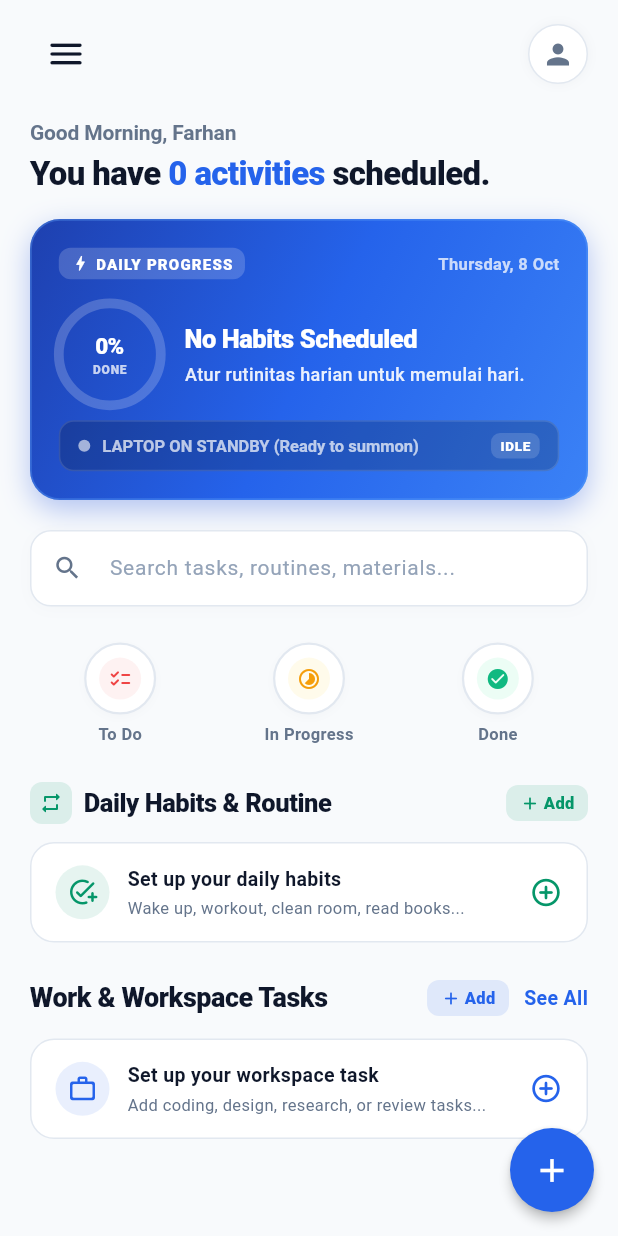
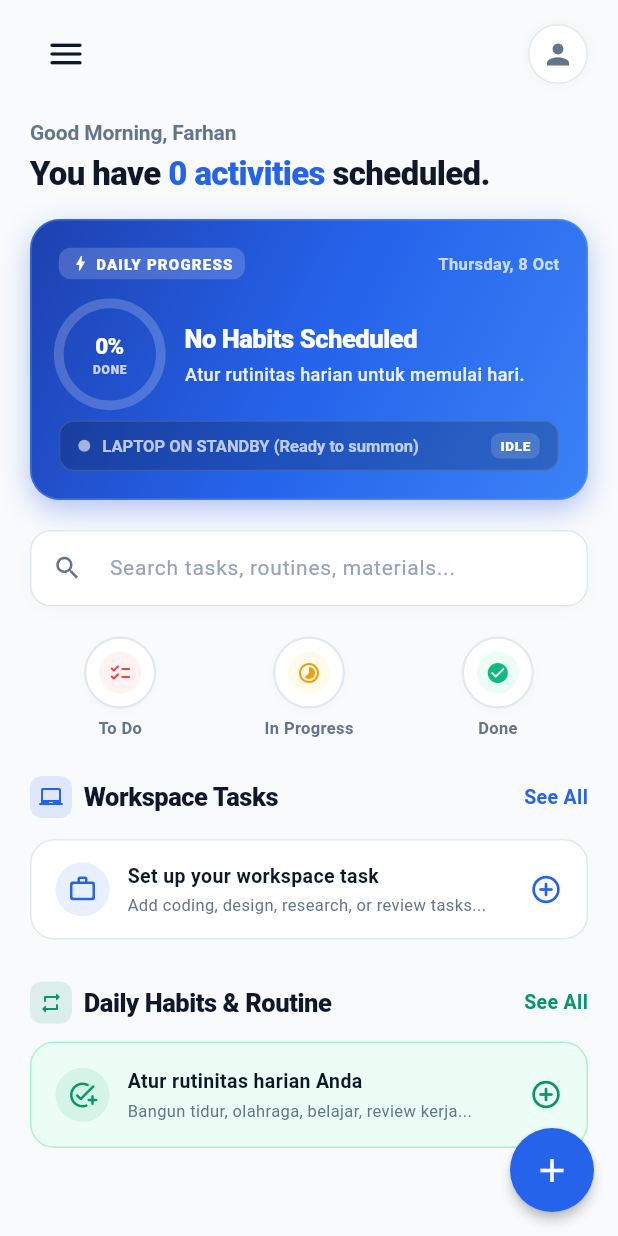
Before and after one commit to FarhanTZ/desk_summon_mobile, a Flutter app: the screen it shows after launch, on a phone screen of 412 x 824 dp. Run offline on Flutter 3.47's test engine with Material 3 defaults, Android fonts, the phone set to English and light mode, and no system bars; our stand-ins replace flutter_dotenv, flutter_markdown, supabase_flutter; accounts and stored records are empty.

Commit message:
feat(tasks): refine HomeScreen layout with filters above workspace tasks, compact habits, and streamlined section headers

```diff
--- a/lib/features/tasks/pages/home_screen.dart
+++ b/lib/features/tasks/pages/home_screen.dart
@@ -821,7 +821,7 @@ class _HomeScreenState extends State<HomeScreen> {
                         ),
                       ),
 
-                      const SizedBox(height: 24),
+                      const SizedBox(height: 20),
 
                       // 3 Concentric Circular Filter Cards
                       Row(
@@ -871,60 +871,32 @@ class _HomeScreenState extends State<HomeScreen> {
 
                       const SizedBox(height: 24),
 
-                      // Section: Daily Habits & Routine
-                      RepaintBoundary(
-                        child: DailyHabitsSection(
-                          habits: filteredHabits,
-                          onToggleStatus: _toggleHabitStatus,
-                          onEdit: (habit) => _openHabitFormPage(habitToEdit: habit),
-                          onTapHabit: _openHabitDetailSheet,
-                          onAddDaily: () => _openHabitFormPage(),
-                        ),
-                      ),
-
-                      const SizedBox(height: 24),
-
-                      // Workspace Tasks Header with + Add and See All
+                      // Workspace Tasks Header with Icon and See All
                       Row(
                         mainAxisAlignment: MainAxisAlignment.spaceBetween,
                         children: [
+                          Row(
+                            children: [
+                              Container(
+                                padding: const EdgeInsets.all(6),
+                                decoration: BoxDecoration(
+                                  color: AppColors.primaryBlue.withValues(alpha: 0.12),
+                                  borderRadius: BorderRadius.circular(8),
+                                ),
+                                child: const Icon(Icons.laptop_chromebook_rounded, size: 16, color: AppColors.primaryBlue),
+                              ),
+                              const SizedBox(width: 8),
                               const Text(
-                            'Work & Workspace Tasks',
+                                'Workspace Tasks',
                                 style: TextStyle(
-                              fontSize: 18,
+                                  fontSize: 17,
                                   fontWeight: FontWeight.w800,
                                   color: AppColors.titleText,
                                   letterSpacing: -0.3,
                                 ),
                               ),
-                          Row(
-                            children: [
-                              GestureDetector(
-                                onTap: () => _openTaskFormPage(),
-                                child: Container(
-                                  padding: const EdgeInsets.symmetric(horizontal: 9, vertical: 4),
-                                  decoration: BoxDecoration(
-                                    color: AppColors.primaryBlue.withValues(alpha: 0.12),
-                                    borderRadius: BorderRadius.circular(8),
-                                  ),
-                                  child: const Row(
-                                    mainAxisSize: MainAxisSize.min,
-                                    children: [
-                                      Icon(Icons.add_rounded, size: 14, color: AppColors.primaryBlue),
-                                      SizedBox(width: 2),
-                                      Text(
-                                        'Add',
-                                        style: TextStyle(
-                                          fontSize: 11,
-                                          fontWeight: FontWeight.w800,
-                                          color: AppColors.primaryBlue,
-                                        ),
-                                      ),
                             ],
                           ),
-                                ),
-                              ),
-                              const SizedBox(width: 10),
                           GestureDetector(
                             onTap: () => _navigateToAllTasks(habits, allTasks),
                             child: const Text(
@@ -935,8 +907,6 @@ class _HomeScreenState extends State<HomeScreen> {
                                 color: AppColors.primaryBlue,
                               ),
                             ),
-                              ),
-                            ],
                           ),
                         ],
                       ),
@@ -1007,6 +977,20 @@ class _HomeScreenState extends State<HomeScreen> {
                           ),
                         ),
 
+                      const SizedBox(height: 28),
+
+                      // Section: Daily Habits & Routine
+                      RepaintBoundary(
+                        child: DailyHabitsSection(
+                          habits: filteredHabits,
+                          onToggleStatus: _toggleHabitStatus,
+                          onEdit: (habit) => _openHabitFormPage(habitToEdit: habit),
+                          onTapHabit: _openHabitDetailSheet,
+                          onAddDaily: () => _openHabitFormPage(),
+                          onSeeAll: () => _navigateToAllTasks(habits, allTasks),
+                        ),
+                      ),
+
                       const SizedBox(height: 70),
                     ],
                   ),
--- a/lib/features/tasks/widgets/daily_habits_section.dart
+++ b/lib/features/tasks/widgets/daily_habits_section.dart
@@ -3,12 +3,13 @@ import '../../../core/constants/app_colors.dart';
 import '../../../core/constants/category_colors.dart';
 import '../models/habit_model.dart';
 
-class DailyHabitsSection extends StatelessWidget {
+class DailyHabitsSection extends StatefulWidget {
   final List<HabitModel> habits;
   final Function(HabitModel) onToggleStatus;
   final Function(HabitModel) onEdit;
   final Function(HabitModel)? onTapHabit;
   final VoidCallback onAddDaily;
+  final VoidCallback? onSeeAll;
 
   const DailyHabitsSection({
     super.key,
@@ -17,12 +18,48 @@ class DailyHabitsSection extends StatelessWidget {
     required this.onEdit,
     this.onTapHabit,
     required this.onAddDaily,
+    this.onSeeAll,
   });
 
   @override
+  State<DailyHabitsSection> createState() => _DailyHabitsSectionState();
+}
+
+class _DailyHabitsSectionState extends State<DailyHabitsSection> {
+  bool _isExpanded = false;
+  static const int _compactLimit = 4;
+
+  List<HabitModel> _getSortedDisplayHabits() {
+    // Separate uncompleted and completed
+    final uncompleted = widget.habits.where((h) => !h.isCompletedOn()).toList();
+    final completed = widget.habits.where((h) => h.isCompletedOn()).toList();
+
+    // Sort uncompleted by closest to now
+    uncompleted.sort((a, b) {
+      final aMin = a.startTime != null ? (a.startTime!.hour * 60 + a.startTime!.minute) : 9999;
+      final bMin = b.startTime != null ? (b.startTime!.hour * 60 + b.startTime!.minute) : 9999;
+      return aMin.compareTo(bMin);
+    });
+
+    completed.sort((a, b) {
+      final aMin = a.startTime != null ? (a.startTime!.hour * 60 + a.startTime!.minute) : 9999;
+      final bMin = b.startTime != null ? (b.startTime!.hour * 60 + b.startTime!.minute) : 9999;
+      return aMin.compareTo(bMin);
+    });
+
+    final sorted = [...uncompleted, ...completed];
+
+    if (!_isExpanded && sorted.length > _compactLimit) {
+      return sorted.take(_compactLimit).toList();
+    }
+    return sorted;
+  }
+
+  @override
   Widget build(BuildContext context) {
-    final totalDaily = habits.length;
-    final completedCount = habits.where((h) => h.isCompletedOn()).length;
+    final totalDaily = widget.habits.length;
+    final displayHabits = _getSortedDisplayHabits();
+    final hasMore = totalDaily > _compactLimit;
 
     return Column(
       crossAxisAlignment: CrossAxisAlignment.start,
@@ -53,61 +90,34 @@ class DailyHabitsSection extends StatelessWidget {
                 ),
               ],
             ),
-            Row(
-              children: [
-                if (totalDaily > 0)
-                  Text(
-                    '$completedCount/$totalDaily Done',
-                    style: const TextStyle(
-                      fontSize: 12,
-                      fontWeight: FontWeight.w700,
-                      color: Color(0xFF059669),
-                    ),
-                  ),
-                const SizedBox(width: 8),
-                GestureDetector(
-                  onTap: onAddDaily,
-                  child: Container(
-                    padding: const EdgeInsets.symmetric(horizontal: 9, vertical: 4),
-                    decoration: BoxDecoration(
-                      color: const Color(0xFF059669).withValues(alpha: 0.12),
-                      borderRadius: BorderRadius.circular(8),
-                    ),
-                    child: const Row(
-                      mainAxisSize: MainAxisSize.min,
-                      children: [
-                        Icon(Icons.add_rounded, size: 14, color: Color(0xFF059669)),
-                        SizedBox(width: 2),
-                        Text(
-                          'Add',
-                          style: TextStyle(
-                            fontSize: 11,
-                            fontWeight: FontWeight.w800,
-                            color: Color(0xFF059669),
-                          ),
-                        ),
-                      ],
-                    ),
+            if (widget.onSeeAll != null)
+              GestureDetector(
+                onTap: widget.onSeeAll,
+                child: const Text(
+                  'See All',
+                  style: TextStyle(
+                    fontSize: 13,
+                    fontWeight: FontWeight.w700,
+                    color: Color(0xFF059669),
                   ),
                 ),
-              ],
-            ),
+              ),
           ],
         ),
 
         const SizedBox(height: 12),
 
         // If no daily tasks yet, show an inviting quick add banner
-        if (habits.isEmpty)
+        if (widget.habits.isEmpty)
           GestureDetector(
-            onTap: onAddDaily,
+            onTap: widget.onAddDaily,
             child: Container(
               width: double.infinity,
-              padding: const EdgeInsets.symmetric(horizontal: 16, vertical: 14),
+              padding: const EdgeInsets.all(16),
               decoration: BoxDecoration(
-                color: AppColors.surface,
+                color: const Color(0xFFECFDF5),
                 borderRadius: BorderRadius.circular(16),
-                border: Border.all(color: AppColors.border),
+                border: Border.all(color: const Color(0xFFA7F3D0)),
               ),
               child: Row(
                 children: [
@@ -126,12 +136,12 @@ class DailyHabitsSection extends StatelessWidget {
                       crossAxisAlignment: CrossAxisAlignment.start,
                       children: [
                         Text(
-                          'Set up your daily habits',
+                          'Atur rutinitas harian Anda',
                           style: TextStyle(fontSize: 13, fontWeight: FontWeight.w700, color: AppColors.titleText),
                         ),
                         SizedBox(height: 2),
                         Text(
-                          'Wake up, workout, clean room, read books...',
+                          'Bangun tidur, olahraga, belajar, review kerja...',
                           style: TextStyle(fontSize: 11, color: AppColors.mutedText),
                         ),
                       ],
@@ -150,12 +160,58 @@ class DailyHabitsSection extends StatelessWidget {
                 color: AppColors.surface,
                 borderRadius: BorderRadius.circular(16),
                 border: Border.all(color: AppColors.border),
+                boxShadow: const [
+                  BoxShadow(
+                    color: Color(0x060F172A),
+                    blurRadius: 8,
+                    offset: Offset(0, 2),
+                  )
+                ],
               ),
               child: Column(
                 children: [
-                  for (int i = 0; i < habits.length; i++) ...[
+                  for (int i = 0; i < displayHabits.length; i++) ...[
                     if (i > 0) const Divider(height: 14, color: AppColors.border),
-                    _buildHabitItem(habits[i]),
+                    _buildHabitItem(displayHabits[i]),
+                  ],
+
+                  // Expand / Collapse Bottom Button
+                  if (hasMore) ...[
+                    const Divider(height: 16, color: AppColors.border),
+                    InkWell(
+                      onTap: () {
+                        setState(() {
+                          _isExpanded = !_isExpanded;
+                        });
+                      },
+                      borderRadius: BorderRadius.circular(8),
+                      child: Padding(
+                        padding: const EdgeInsets.symmetric(vertical: 6),
+                        child: Row(
+                          mainAxisAlignment: MainAxisAlignment.center,
+                          children: [
+                            Text(
+                              _isExpanded
+                                  ? 'Tampilkan Ringkas'
+                                  : 'Lihat Semua ($totalDaily Rutinitas)',
+                              style: const TextStyle(
+                                fontSize: 12,
+                                fontWeight: FontWeight.w800,
+                                color: Color(0xFF059669),
+                              ),
+                            ),
+                            const SizedBox(width: 4),
+                            Icon(
+                              _isExpanded
+                                  ? Icons.keyboard_arrow_up_rounded
+                                  : Icons.keyboard_arrow_down_rounded,
+                              size: 18,
+                              color: const Color(0xFF059669),
+                            ),
+                          ],
+                        ),
+                      ),
+                    ),
                   ],
                 ],
               ),
@@ -172,10 +228,10 @@ class DailyHabitsSection extends StatelessWidget {
 
     return InkWell(
       onTap: () {
-        if (onTapHabit != null) {
-          onTapHabit!(habit);
+        if (widget.onTapHabit != null) {
+          widget.onTapHabit!(habit);
         } else {
-          onEdit(habit);
+          widget.onEdit(habit);
         }
       },
       borderRadius: BorderRadius.circular(10),
@@ -185,7 +241,7 @@ class DailyHabitsSection extends StatelessWidget {
           children: [
             // Custom Animated Checkbox
             GestureDetector(
-              onTap: () => onToggleStatus(habit),
+              onTap: () => widget.onToggleStatus(habit),
               child: AnimatedContainer(
                 duration: const Duration(milliseconds: 180),
                 width: 24,
```
Lines whose indentation alone changed are shown as unchanged.
